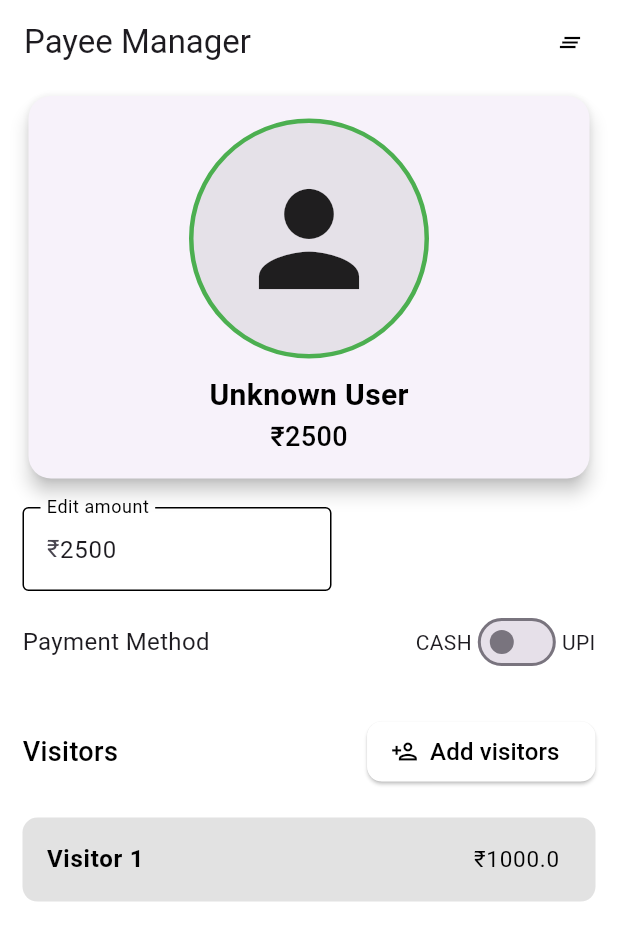
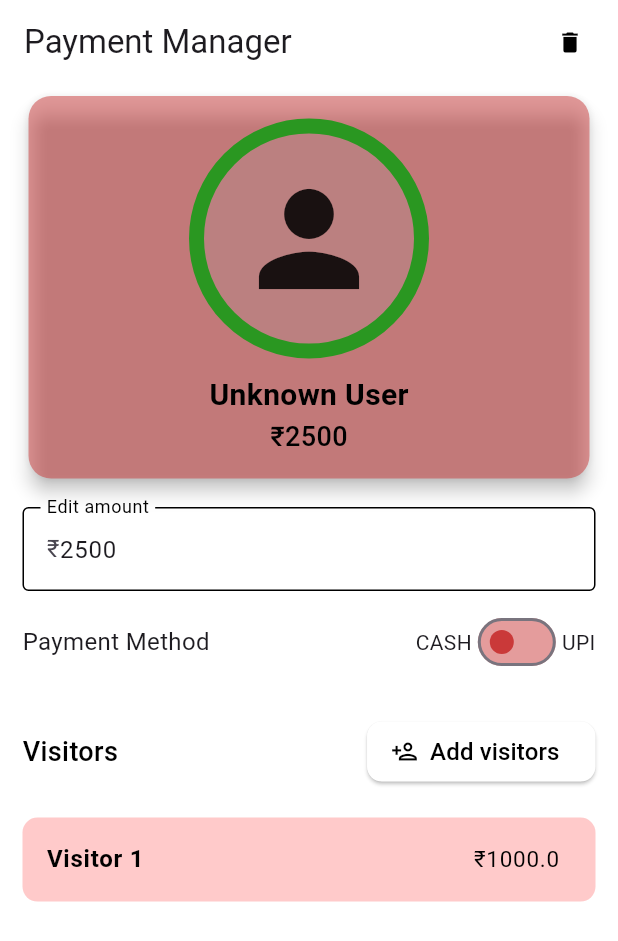
Before and after one commit to safwanpulisseri/payment-app, a Flutter app: the screen it shows after launch, after a tap on "Add visitors", on a phone screen of 412 x 824 dp. Shown: the top 941 px of the screen. Run offline on Flutter 3.47's test engine with Material 3 defaults, Android fonts, the phone set to English and light mode, and no system bars; our stand-ins replace connectivity_plus, equatable, flutter_mobx, google_fonts, mobx; accounts and stored records are empty; generated files the repository leaves out were written again; network calls fail.

Commit message:
Improved UI design and layout - Enhanced the overall UI design for better user experience. - Refined layout and styling for improved visual consistency. - Applied design improvements across multiple screens.

```diff
--- a/lib/core/theme/color.dart
+++ b/lib/core/theme/color.dart
@@ -4,9 +4,10 @@ const kBlack = Colors.black;
 const kWhite = Colors.white;
 const kGrey = Colors.grey;
 const kYellow = Colors.yellow;
-const kOrange = Colors.orange;
+const kRedLight = Color(0xFFFFCACA);
+const kRed =  Color(0xFFCA3939);
 const kTransparent = Colors.transparent;
-const kGreen = Colors.green;
+const kGreen = Color(0xFF2A9721);
 const kAmber = Colors.amber;
 
 const appLogo = 'assets/playstore.png';
--- a/lib/core/util/message_show_helper.dart
+++ b/lib/core/util/message_show_helper.dart
@@ -49,7 +49,7 @@ class MessageShowHelper {
           text: snackBarContent,textColor: kWhite,
           fontSize: 16,
         ),
-        backgroundColor: kOrange,
+        backgroundColor: kGreen,
         duration: const Duration(seconds: 1,),
       ),
     );
--- a/lib/model/data/user_data.dart
+++ b/lib/model/data/user_data.dart
@@ -37,5 +37,6 @@ class UserData {
       log("Error: $e");
       return null;
     }
+    return null;
   }
 }
--- a/lib/view/page/onboarding/onbaording_page.dart
+++ b/lib/view/page/onboarding/onbaording_page.dart
@@ -21,6 +21,7 @@ class _IntroPageState extends State<IntroPage> {
   @override
   Widget build(BuildContext context) {
     return Scaffold(
+      backgroundColor: kWhite,
       body: Center(
         child: Container(
           height: screenHeight(context: context) / 2,
--- a/lib/view/widget/home/home_body_widgets.dart
+++ b/lib/view/widget/home/home_body_widgets.dart
@@ -13,6 +13,7 @@ import 'home_small_widget.dart';
 Widget userProfileCard() {
   final userMobx = Provider.of<UserMobx>(navigatorKey!.currentContext!);
   return Card(
+    color: kRed.withOpacity(0.5),
     elevation: 5,
     shape: RoundedRectangleBorder(
       borderRadius: BorderRadius.circular(15),
@@ -30,7 +31,7 @@ Widget userProfileCard() {
                   shape: BoxShape.circle,
                   color: kGrey.withOpacity(0.2),
                   border: userMobx.isDataEdited
-                      ? Border.all(color: kGreen, width: 3)
+                      ? Border.all(color: kGreen, width: 10)
                       : null,
                 ),
                 child: userMobx.userProfilePictureUrl.isNotEmpty
--- a/lib/view/widget/home/home_small_widget.dart
+++ b/lib/view/widget/home/home_small_widget.dart
@@ -1,7 +1,6 @@
 import 'package:flutter/material.dart';
 import 'package:google_fonts/google_fonts.dart';
 import '../../../core/theme/color.dart';
-import '../../../core/util/navigator_key.dart';
 import '../../../model/models/visitor_model.dart';
 import '../../../view_model/mobx/user_mobx.dart';
 import '../common_widget/text_field_common_widget.dart';
@@ -41,7 +40,6 @@ Widget userAmountEditWidget({
   required TextEditingController controller,
 }) {
   return SizedBox(
-    width: MediaQuery.of(navigatorKey!.currentContext!).size.width / 2,
     child: TextFieldCommon(
       prefix: const TextWidgetCommon(
         text: '\u20B9',
@@ -74,6 +72,9 @@ Widget paymentMethodToggle({
             onChanged: (value) {
               onToggle(!value);
             },
+            activeColor: kGreen,
+            inactiveTrackColor:kRed.withOpacity(0.5),
+            inactiveThumbColor:kRed,
           ),
           const TextWidgetCommon(text: 'UPI'),
         ],
@@ -96,7 +97,7 @@ Widget homeAppBar({
   required TextEditingController controller,
 }) {
   return AppBar(
-    title: const TextWidgetCommon(text: "Payee Manager"),
+    title: const TextWidgetCommon(text: "Payment Manager"),
     actions: [
       TextButton(
         onPressed: () {
@@ -104,7 +105,7 @@ Widget homeAppBar({
           controller.text = '2500';
         },
         child: const Icon(
-          Icons.clear_all,
+          Icons.delete,
           color: kBlack,
         ),
       ),
--- a/lib/view/widget/home/visitor_list_widget.dart
+++ b/lib/view/widget/home/visitor_list_widget.dart
@@ -1,8 +1,6 @@
-
 import 'package:flutter/material.dart';
 import 'package:flutter_mobx/flutter_mobx.dart';
 import 'package:provider/provider.dart';
-
 import '../../../core/const/height_width.dart';
 import '../../../core/theme/color.dart';
 import '../../../core/util/navigator_key.dart';
@@ -12,10 +10,10 @@ import '../common_widget/text_common_widget.dart';
 Widget visitorListWidget() {
   final userMobx = Provider.of<UserMobx>(navigatorKey!.currentContext!);
   return Observer(builder: (_) {
-    if (userMobx.visitors.isEmpty||userMobx.visitors==null) {
-      return Center(
+    if (userMobx.visitors.isEmpty) {
+      return const Center(
         child: TextWidgetCommon(
-          text: "No Visitors",textColor: kGrey.withOpacity(0.8),
+          text: "No Visitors",textColor: kGrey,
         ),
       );
     }
@@ -26,7 +24,7 @@ Widget visitorListWidget() {
         return
          Container(
           decoration: BoxDecoration(
-            color: kGrey.withOpacity(0.3),
+            color: kRedLight,
             borderRadius: BorderRadius.circular(10),
           ),child: ListTile(
           shape: RoundedRectangleBorder(
```
Also changed, not shown: assets/playstore.png.
